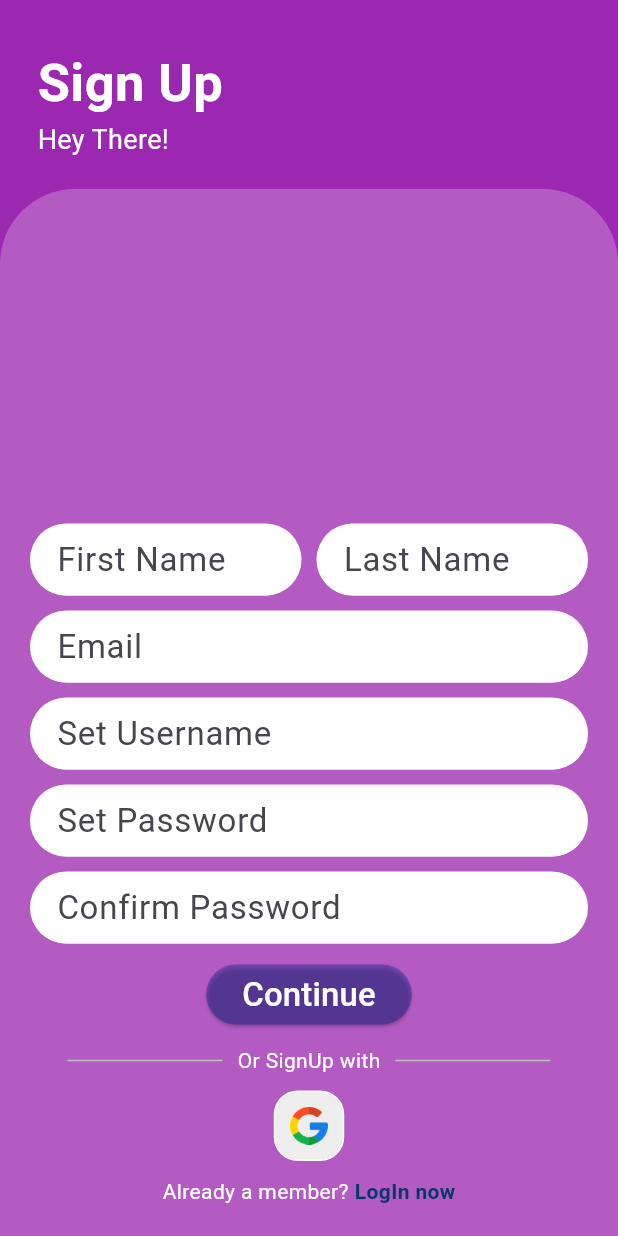
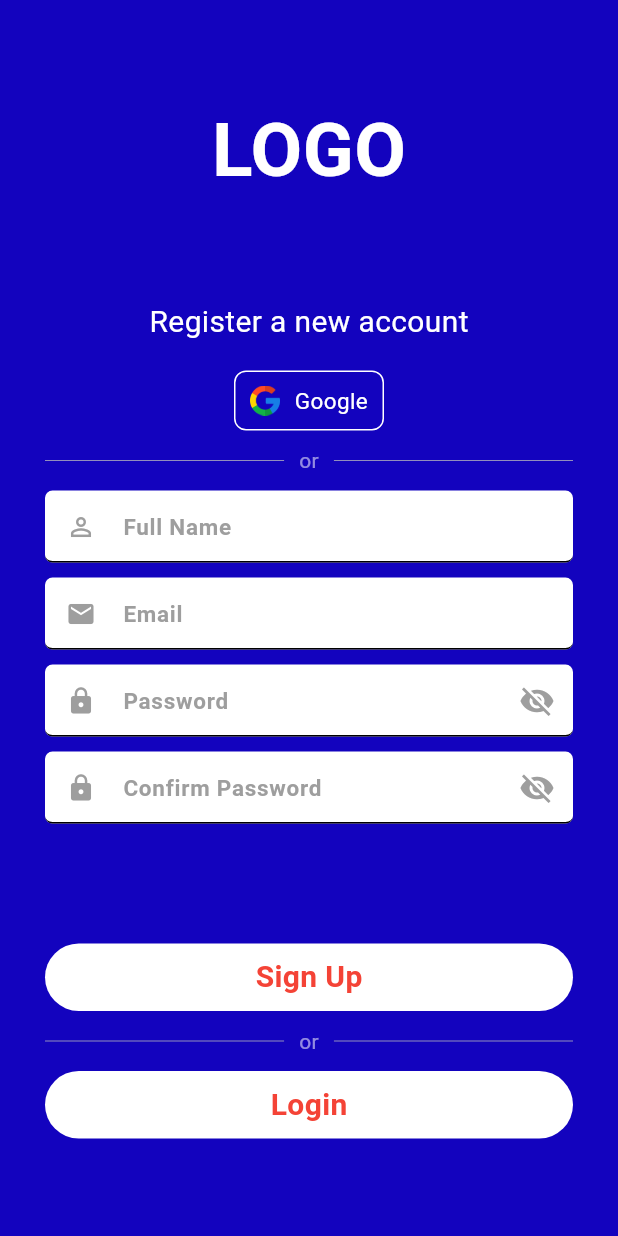
Before and after one commit to satya-supercluster/Flutter-App, a Flutter app: the screen it shows after launch, on a phone screen of 412 x 824 dp. Run offline on Flutter 3.47's test engine with Material 3 defaults, Android fonts, the light colour scheme and no system bars; our stand-ins replace firebase_auth, firebase_core; accounts and stored records are empty.

Commit message:
essential widgets and functionalities

```diff
--- a/lib/main.dart
+++ b/lib/main.dart
@@ -1,5 +1,7 @@
 import 'package:firebase_core/firebase_core.dart';
 import 'package:flutter/material.dart';
+import 'package:meuseum_guide/pages/appointments.dart';
+import 'package:meuseum_guide/pages/signup_clinic.dart';
 import 'package:meuseum_guide/pages/signup.dart';
 import 'package:meuseum_guide/services/firebase_options/firebase_options.dart';
 void main() async{
@@ -21,7 +23,7 @@
         colorScheme: ColorScheme.fromSeed(seedColor: Colors.deepPurple),
         useMaterial3: true,
       ),
-      home: SignUpPage(),
+      home: SignUpClinic(),
     );
   }
 }
--- a/lib/pages/signup.dart
+++ b/lib/pages/signup.dart
@@ -1,4 +1,4 @@
-import 'dart:math';
+// import 'dart:math';
 
 import 'package:firebase_auth/firebase_auth.dart';
 import 'package:flutter/cupertino.dart';
@@ -186,7 +186,6 @@ class _SignUpState extends State<SignUpPage> {
     String password=passwordController.text;
 
     User? user =await _auth.signUpWithEmailAndPassword(email, password);
-
     if(user!=null){
       print("User created");
     }
--- /dev/null
+++ b/lib/pages/signup_clinic.dart
@@ -0,0 +1,185 @@
+import 'package:flutter/cupertino.dart';
+import 'package:flutter/foundation.dart';
+import 'package:flutter/material.dart';
+import 'package:flutter/rendering.dart';
+import 'package:flutter/widgets.dart';
+import 'package:meuseum_guide/pages/appointments.dart';
+import 'package:meuseum_guide/widgets/common/clinic_input.dart';
+
+class SignUpClinic extends StatefulWidget {
+  const SignUpClinic({super.key});
+
+  @override
+  State<SignUpClinic> createState() => _SignUpClinicState();
+}
+
+class _SignUpClinicState extends State<SignUpClinic> {
+  @override
+  Widget build(BuildContext context) {
+    return Scaffold(
+      backgroundColor: Color.fromARGB(255, 19, 3, 190),
+      body: SafeArea(
+        child: SingleChildScrollView(
+          child: Column(
+            mainAxisAlignment:MainAxisAlignment.center,
+            children: [
+              Container(
+                height:200,
+                child: Row(
+                  mainAxisAlignment: MainAxisAlignment.center,
+                  children:[
+                    Text("LOGO",style: TextStyle(fontSize: 50,fontWeight: FontWeight.bold,color: Colors.white)
+                  ),
+                  ]
+                ),
+              ),
+              Container(
+                padding: EdgeInsets.only(left: 30,right:30),
+                child: Column(
+                  mainAxisAlignment: MainAxisAlignment.spaceBetween,
+                  children: [
+                    Text("Register a new account",style: TextStyle(fontSize: 20,color:
+                    Colors.white),),
+                    SizedBox(height: 18,),
+                    Row(
+                      mainAxisAlignment: MainAxisAlignment.center,
+                      children: [
+                        Container(
+                          height:40,
+                          width:100,
+                          decoration: BoxDecoration(
+                            border: Border.all(
+                              color: Colors.white,
+                              width: 1
+                            ),
+                            borderRadius: BorderRadius.all(Radius.circular(8)),
+                          ),
+                          child: Row(
+                            mainAxisAlignment: MainAxisAlignment.spaceEvenly,
+                            children: [
+                              Image(
+                                image: AssetImage("assets/images/google.png"),
+                                height: 20,
+                                width: 20,
+                              ),
+                              Text("Google",style: TextStyle(fontSize: 15,color: Colors.white),)
+                            ],
+                          ),
+                        )
+                      ],
+                    ),
+                    SizedBox(height: 10,),
+                    Row(
+                      children: [
+                        Expanded(
+                          child: Divider(
+                            thickness: 0.5,
+                            color: Colors.grey[400],
+                          ),
+                        ),
+                        Padding(
+                          padding: const EdgeInsets.symmetric(horizontal: 10.0),
+                          child: Text(
+                            'or',
+                            style: TextStyle(color: Colors.white54),
+                          ),
+                        ),
+                        Expanded(
+                          child: Divider(
+                            thickness: 0.5,
+                            color: Colors.grey[400],
+                          ),
+                        ),
+                      ],
+                    ),
+                    SizedBox(height: 10,),
+                    Column(
+                      children: [
+                        InputData(hintText:"Full Name",prefixIcon: Icons.person_outline,),
+                        SizedBox(height:10),
+                        InputData(hintText:"Email",prefixIcon: Icons.email,),
+                        SizedBox(height:10),
+                        InputData(hintText:"Password",prefixIcon: Icons.lock,isPasswordField: true,),
+                        SizedBox(height:10),
+                        InputData(hintText:"Confirm Password",prefixIcon: Icons.lock,isPasswordField: true,),
+                      ],
+                    ),
+                    SizedBox(height: 80,),
+                    Column(
+                      children: [
+                        Container(
+                          width: double.infinity,
+                          decoration: BoxDecoration(
+                            color: Colors.white,
+                            borderRadius: BorderRadius.all(Radius.circular(27.5)),
+                          ),
+                          child:Row(
+                            mainAxisAlignment: MainAxisAlignment.center,
+                            crossAxisAlignment: CrossAxisAlignment.center,
+                            children: [
+                              InkWell(
+                                onTap: (){
+                                  Navigator.of(context).push(MaterialPageRoute(builder: (context)=>AppointmentPage()));
+                                },
+                                child: Container(
+                                  padding: EdgeInsets.only(top:8,bottom: 8),
+                                  child: Text("Sign Up",style: TextStyle(color: Colors.red,fontSize: 20,fontWeight: FontWeight.bold),)
+                                ),
+                              ),
+                            ],
+                          )
+                        ),
+                        SizedBox(height: 10,),
+                        Row(
+                          children: [
+                            Expanded(
+                              child: Divider(
+                                thickness: 0.5,
+                                color: Colors.grey[400],
+                              ),
+                            ),
+                            Padding(
+                              padding: const EdgeInsets.symmetric(horizontal: 10.0),
+                              child: Text(
+                                'or',
+                                style: TextStyle(color: Colors.white54),
+                              ),
+                            ),
+                            Expanded(
+                              child: Divider(
+                                thickness: 0.5,
+                                color: Colors.grey[400],
+                              ),
+                            ),
+                          ],
+                        ),
+                        SizedBox(height: 10,),
+                        Container(
+                          width: double.infinity,
+                          decoration: BoxDecoration(
+                            color: Colors.white,
+                            borderRadius: BorderRadius.all(Radius.circular(27.5)),
+                          ),
+                          child:Row(
+                            mainAxisAlignment: MainAxisAlignment.center,
+                            crossAxisAlignment: CrossAxisAlignment.center,
+                            children: [
+                              Container(
+                                padding: EdgeInsets.only(top:8,bottom: 8),
+                                child: Text("Login",style: TextStyle(color: Colors.red,fontSize: 20,fontWeight: FontWeight.bold),)
+                              ),
+                            ],
+                          )
+                        )
+                      ],
+                    )
+                  ],
+                ),
+              )
+            ],
+          ),
+        ),
+      )
+    );
+  }
+}
--- /dev/null
+++ b/lib/widgets/common/clinic_input.dart
@@ -0,0 +1,74 @@
+import 'package:flutter/foundation.dart';
+import 'package:flutter/material.dart';
+import 'package:flutter/widgets.dart';
+
+class InputData extends StatefulWidget {
+  final TextEditingController? controller;
+  final String hintText;
+  final Key? fieldKey;
+  final bool? isPasswordField;
+  final prefixIcon;
+  const InputData({
+    super.key,
+    this.controller,
+    required this.hintText,
+    required this.prefixIcon,
+    this.fieldKey,
+    this.isPasswordField
+  });
+
+
+  @override
+  State<InputData> createState() => _InputDataState();
+}
+
+class _InputDataState extends State<InputData> {
+  @override
+  Widget build(BuildContext context) {
+    bool _obscureText=widget.isPasswordField==true;
+    return  new TextFormField(
+      textAlignVertical: TextAlignVertical.center,
+      cursorColor: Colors.black,
+      obscureText: _obscureText,
+      controller: widget.controller,
+      autofocus: false,
+      style: TextStyle(
+        fontSize: 18.0,
+        color: Color.fromARGB(150, 0, 0, 0),
+        fontWeight: FontWeight.w600
+      ),
+      decoration: InputDecoration(
+        filled: true,
+        fillColor: Colors.white,
+        hintText: widget.hintText,
+        hintStyle: TextStyle(color: Colors.grey,fontSize: 15),
+        contentPadding:
+            const EdgeInsets.only(left:15,right:15),
+        focusedBorder: OutlineInputBorder(
+          // borderSide: BorderSide(color: Colors.white),
+          borderRadius: BorderRadius.circular(5),
+        ),
+        enabledBorder: UnderlineInputBorder(
+          // borderSide: BorderSide(color: Colors.white),
+          borderRadius: BorderRadius.circular(5),
+        ),
+        prefixIcon: Icon(
+          widget.prefixIcon,
+          color: Colors.grey,
+          size: 20,
+        ),
+        suffixIcon: new GestureDetector(
+            onTap: () {
+              setState(() {
+                _obscureText = !_obscureText;
+              });
+            },
+            child:AbsorbPointer(
+              child: (widget.isPasswordField==true)? Icon(_obscureText ? Icons.visibility_off : Icons.visibility, color: _obscureText == false ? Colors.blue : Colors.grey,) : Text(""),
+            )
+          ),
+      ),
+
+    );
+  }
+}
```
Also changed, not shown: lib/pages/appointments.dart (added, +175 -0 lines), lib/widgets/functions/Lists/emergency_list.dart (added, +15 -0 lines), lib/widgets/functions/Lists/normal_list.dart (added, +15 -0 lines), pubspec.lock, 1 other file.
